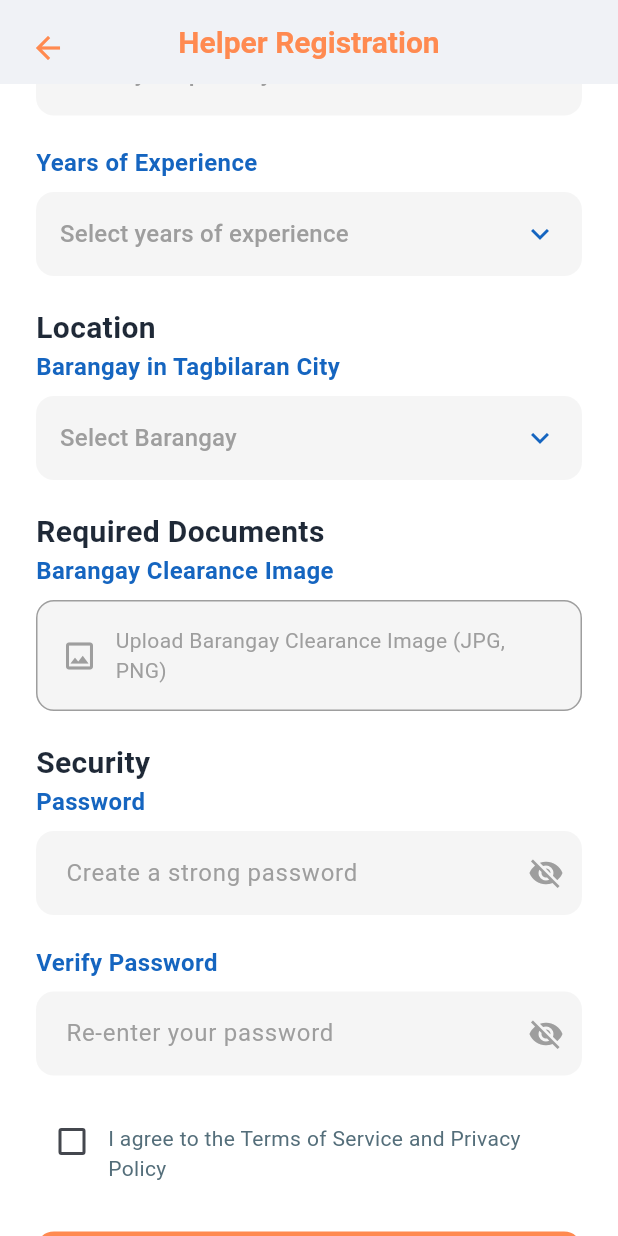
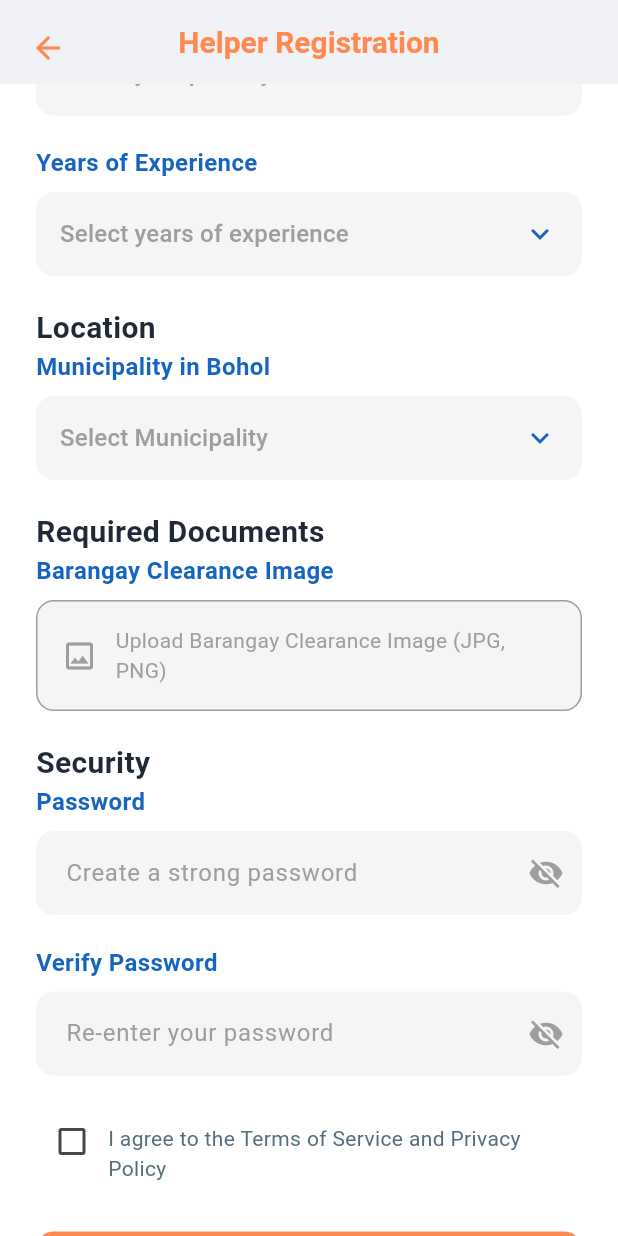
Before and after one commit to ceciliomichael/wecareapp2, a Flutter app: the HelperRegisterScreen screen opened directly, scrolled down 576 dp, after a tap on "Upload Barangay Clearance Image (JPG, PN", on a phone screen of 412 x 824 dp. Run offline on Flutter 3.47's test engine with Material 3 defaults, Android fonts, the phone set to English and light mode, and no system bars; our stand-ins replace file_picker, shared_preferences, supabase_flutter; accounts and stored records are empty.

Commit message:
Fix registration flow and update helper locations

```diff
--- a/lib/screens/employer/edit_employer_profile_screen.dart
+++ b/lib/screens/employer/edit_employer_profile_screen.dart
@@ -290,7 +290,7 @@ class _EditEmployerProfileScreenState extends State<EditEmployerProfileScreen> {
 
               BarangayDropdown(
                 selectedBarangay: _selectedBarangay,
-                barangayList: BarangayConstants.tagbilaranBarangays,
+                barangayList: LocationConstants.tagbilaranBarangays,
                 onChanged: (String? value) {
                   setState(() {
                     _selectedBarangay = value;
--- a/lib/screens/employer/edit_job_screen.dart
+++ b/lib/screens/employer/edit_job_screen.dart
@@ -384,7 +384,7 @@ class _EditJobScreenState extends State<EditJobScreen> {
                 // Barangay
                 BarangayDropdown(
                   selectedBarangay: _selectedBarangay,
-                  barangayList: BarangayConstants.tagbilaranBarangays,
+                  barangayList: LocationConstants.tagbilaranBarangays,
                   onChanged: (value) {
                     setState(() {
                       _selectedBarangay = value;
--- a/lib/screens/employer/post_job_screen.dart
+++ b/lib/screens/employer/post_job_screen.dart
@@ -379,7 +379,7 @@ class _PostJobScreenState extends State<PostJobScreen> {
                 // Barangay
                 BarangayDropdown(
                   selectedBarangay: _selectedBarangay,
-                  barangayList: BarangayConstants.tagbilaranBarangays,
+                  barangayList: LocationConstants.tagbilaranBarangays,
                   onChanged: (value) {
                     setState(() {
                       _selectedBarangay = value;
--- a/lib/screens/employer/service_details_screen.dart
+++ b/lib/screens/employer/service_details_screen.dart
@@ -135,7 +135,7 @@ class _ServiceDetailsScreenState extends State<ServiceDetailsScreen> {
                       const SizedBox(width: 16),
                       Expanded(
                         child: DropdownButtonFormField<String>(
-                          value: paymentFrequency,
+                          initialValue: paymentFrequency,
                           decoration: const InputDecoration(
                             labelText: 'Payment',
                             border: OutlineInputBorder(),
--- a/lib/screens/helper/edit_helper_profile_screen.dart
+++ b/lib/screens/helper/edit_helper_profile_screen.dart
@@ -331,7 +331,9 @@ class _EditHelperProfileScreenState extends State<EditHelperProfileScreen> {
 
               BarangayDropdown(
                 selectedBarangay: _selectedBarangay,
-                barangayList: BarangayConstants.tagbilaranBarangays,
+                barangayList: LocationConstants.boholMunicipalities,
+                label: 'Municipality in Bohol',
+                hint: 'Select Municipality',
                 onChanged: (String? value) {
                   setState(() {
                     _selectedBarangay = value;
--- a/lib/screens/helper/edit_service_screen.dart
+++ b/lib/screens/helper/edit_service_screen.dart
@@ -496,7 +496,7 @@ class _EditServiceScreenState extends State<EditServiceScreen> {
 
             // Availability
             DropdownButtonFormField<String>(
-              value: _selectedAvailability.isEmpty ? null : _selectedAvailability,
+              initialValue: _selectedAvailability.isEmpty ? null : _selectedAvailability,
               decoration: InputDecoration(
                 labelText: 'Availability',
                 labelStyle: const TextStyle(
@@ -664,17 +664,17 @@ class _EditServiceScreenState extends State<EditServiceScreen> {
           child: Wrap(
             spacing: 8,
             runSpacing: 8,
-            children: BarangayConstants.tagbilaranBarangays.map((barangay) {
-              final isSelected = _selectedAreas.contains(barangay);
+            children: LocationConstants.boholMunicipalities.map((municipality) {
+              final isSelected = _selectedAreas.contains(municipality);
               return FilterChip(
-                label: Text(barangay),
+                label: Text(municipality),
                 selected: isSelected,
                 onSelected: (selected) {
                   setState(() {
                     if (selected) {
-                      _selectedAreas.add(barangay);
+                      _selectedAreas.add(municipality);
                     } else {
-                      _selectedAreas.remove(barangay);
+                      _selectedAreas.remove(municipality);
                     }
                   });
                 },
--- a/lib/screens/helper/helper_find_jobs_screen.dart
+++ b/lib/screens/helper/helper_find_jobs_screen.dart
@@ -29,7 +29,7 @@ class _HelperFindJobsScreenState extends State<HelperFindJobsScreen> {
 
   final List<String> _locations = [
     'All Locations',
-    ...BarangayConstants.tagbilaranBarangays,
+    ...LocationConstants.tagbilaranBarangays,
   ];
 
   final List<String> _paymentFrequencies = [
--- a/lib/screens/helper/post_service_screen.dart
+++ b/lib/screens/helper/post_service_screen.dart
@@ -60,7 +60,7 @@ class _PostServiceScreenState extends State<PostServiceScreen> {
       if (helper != null && mounted) {
         setState(() {
           _currentHelper = helper;
-          // Pre-populate with helper's barangay
+          // Pre-populate with helper's municipality
           _selectedServiceAreas = [helper.barangay];
         });
       }
@@ -224,7 +224,7 @@ class _PostServiceScreenState extends State<PostServiceScreen> {
         ),
         const SizedBox(height: 4),
         const Text(
-          'Select the barangays where you can offer your services',
+          'Select the municipalities in Bohol where you can offer your services',
           style: TextStyle(
             fontSize: 12,
             color: Color(0xFF6B7280),
@@ -244,11 +244,11 @@ class _PostServiceScreenState extends State<PostServiceScreen> {
               Wrap(
                 spacing: 8,
                 runSpacing: 8,
-                children: BarangayConstants.tagbilaranBarangays.map((barangay) {
-                  final isSelected = _selectedServiceAreas.contains(barangay);
+                children: LocationConstants.boholMunicipalities.map((municipality) {
+                  final isSelected = _selectedServiceAreas.contains(municipality);
                   return FilterChip(
                     label: Text(
-                      barangay,
+                      municipality,
                       style: TextStyle(
                         fontSize: 12,
                         fontWeight: FontWeight.w600,
@@ -259,9 +259,9 @@ class _PostServiceScreenState extends State<PostServiceScreen> {
                     onSelected: (selected) {
                       setState(() {
                         if (selected) {
-                          _selectedServiceAreas.add(barangay);
+                          _selectedServiceAreas.add(municipality);
                         } else {
-                          _selectedServiceAreas.remove(barangay);
+                          _selectedServiceAreas.remove(municipality);
                         }
                       });
                     },
--- a/lib/screens/helper_register_screen.dart
+++ b/lib/screens/helper_register_screen.dart
@@ -13,7 +13,7 @@ import '../utils/validators/form_validators.dart';
 import '../services/file_picker_service.dart';
 import '../services/helper_auth_service.dart';
 import '../services/supabase_service.dart';
-import 'helper_dashboard_screen.dart';
+import 'login_screen.dart';
 
 class HelperRegisterScreen extends StatefulWidget {
   const HelperRegisterScreen({super.key});
@@ -69,10 +69,13 @@ class _HelperRegisterScreenState extends State<HelperRegisterScreen> {
     setState(() => _isPickingFile = true);
 
     try {
+      debugPrint('DEBUG: Starting file picker...');
       // Get both filename and base64 data in single call
       final result = await FilePickerService.pickImageWithBase64();
+      debugPrint('DEBUG: File picker result: ${result != null ? 'Success' : 'Cancelled'}');
 
       if (result != null && mounted) {
+        debugPrint('DEBUG: File selected - Name: ${result.fileName}, Base64 length: ${result.base64Data.length}');
         setState(() {
           _barangayClearanceFileName = result.fileName;
           _barangayClearanceBase64 = result.base64Data;
@@ -86,8 +89,12 @@ class _HelperRegisterScreenState extends State<HelperRegisterScreen> {
             duration: const Duration(seconds: 2),
           ),
         );
+        debugPrint('DEBUG: File upload state updated successfully');
+      } else if (result == null) {
+        debugPrint('DEBUG: File selection was cancelled by user');
       }
     } catch (e) {
+      debugPrint('DEBUG: File picker error: $e');
       if (!mounted) return;
 
       String errorMessage = e.toString();
@@ -144,6 +151,10 @@ class _HelperRegisterScreenState extends State<HelperRegisterScreen> {
       return;
     }
 
+    debugPrint('DEBUG: Starting registration process...');
+    debugPrint('DEBUG: Base64 data length: ${_barangayClearanceBase64?.length ?? 0}');
+    debugPrint('DEBUG: File name: $_barangayClearanceFileName');
+
     setState(() => _isLoading = true);
 
     try {
@@ -153,6 +164,7 @@ class _HelperRegisterScreenState extends State<HelperRegisterScreen> {
         phoneNumber = '+63$phoneNumber';
       }
 
+      debugPrint('DEBUG: Calling HelperAuthService.registerHelper...');
       final result = await HelperAuthService.registerHelper(
         firstName: _firstNameController.text.trim(),
         lastName: _lastNameController.text.trim(),
@@ -165,22 +177,26 @@ class _HelperRegisterScreenState extends State<HelperRegisterScreen> {
         barangayClearanceBase64: _barangayClearanceBase64,
       );
 
+      debugPrint('DEBUG: Registration result: ${result['success']}');
+      debugPrint('DEBUG: Registration message: ${result['message']}');
+
       if (!mounted) return;
 
       if (result['success']) {
         // Registration successful
         ScaffoldMessenger.of(context).showSnackBar(
           SnackBar(
-            content: Text(result['message']),
+            content: Text('${result['message']} Please log in to continue.'),
             backgroundColor: Colors.green,
+            duration: const Duration(seconds: 4),
           ),
         );
 
-        // Navigate to helper dashboard
+        // Navigate to login screen
         Navigator.pushReplacement(
           context,
           MaterialPageRoute(
-            builder: (context) => const HelperDashboardScreen(),
+            builder: (context) => const LoginScreen(userType: 'Helper'),
           ),
         );
       } else {
@@ -188,6 +204,7 @@ class _HelperRegisterScreenState extends State<HelperRegisterScreen> {
         _showErrorMessage(result['message']);
       }
     } catch (e) {
+      debugPrint('DEBUG: Registration exception: $e');
       if (!mounted) return;
       _showErrorMessage('Registration failed: $e');
     } finally {
@@ -303,7 +320,9 @@ class _HelperRegisterScreenState extends State<HelperRegisterScreen> {
 
               BarangayDropdown(
                 selectedBarangay: _selectedBarangay,
-                barangayList: BarangayConstants.tagbilaranBarangays,
+                barangayList: LocationConstants.boholMunicipalities,
+                label: 'Municipality in Bohol',
+                hint: 'Select Municipality',
                 onChanged: (String? value) {
                   setState(() {
                     _selectedBarangay = value;
--- a/lib/services/file_picker_service.dart
+++ b/lib/services/file_picker_service.dart
@@ -1,5 +1,6 @@
 import 'dart:convert';
 import 'dart:typed_data';
+import 'dart:io';
 import 'package:file_picker/file_picker.dart';
 
 class ImagePickerResult {
@@ -31,8 +32,18 @@ class FilePickerService {
         allowedExtensions: null, // Allow all image types
       );
 
-      if (result != null && result.files.single.bytes != null) {
-        Uint8List fileBytes = result.files.single.bytes!;
+      if (result != null && result.files.single.path != null) {
+        Uint8List fileBytes;
+
+        // Handle mobile vs web differently
+        if (result.files.single.bytes != null) {
+          // Web: bytes are directly available
+          fileBytes = result.files.single.bytes!;
+        } else {
+          // Mobile: need to read from file path
+          final file = File(result.files.single.path!);
+          fileBytes = await file.readAsBytes();
+        }
 
         // Validate file size (max 5MB)
         if (fileBytes.length > 5 * 1024 * 1024) {
@@ -85,8 +96,18 @@ class FilePickerService {
         allowMultiple: false,
       );
 
-      if (result != null && result.files.single.bytes != null) {
-        Uint8List fileBytes = result.files.single.bytes!;
+      if (result != null && result.files.single.path != null) {
+        Uint8List fileBytes;
+
+        // Handle mobile vs web differently
+        if (result.files.single.bytes != null) {
+          // Web: bytes are directly available
+          fileBytes = result.files.single.bytes!;
+        } else {
+          // Mobile: need to read from file path
+          final file = File(result.files.single.path!);
+          fileBytes = await file.readAsBytes();
+        }
 
         // Validate file size (max 5MB)
         if (fileBytes.length > 5 * 1024 * 1024) {
--- a/lib/utils/constants/barangay_constants.dart
+++ b/lib/utils/constants/barangay_constants.dart
@@ -1,4 +1,4 @@
-class BarangayConstants {
+class LocationConstants {
   static const List<String> tagbilaranBarangays = [
     'Bool',
     'Booy',
@@ -16,4 +16,60 @@ class BarangayConstants {
     'Tiptip',
     'Ubujan',
   ];
+
+  static const List<String> boholMunicipalities = [
+    'Alburquerque',
+    'Alicia',
+    'Anda',
+    'Antequera',
+    'Baclayon',
+    'Balilihan',
+    'Batuan',
+    'Bien Unido',
+    'Bilar',
+    'Buenavista',
+    'Calape',
+    'Candijay',
+    'Carmen',
+    'Catigbian',
+    'Clarin',
+    'Corella',
+    'Cortes',
+    'Dagohoy',
+    'Danao',
+    'Dauis',
+    'Dimiao',
+    'Duero',
+    'Garcia Hernandez',
+    'Getafe',
+    'Guindulman',
+    'Inabanga',
+    'Jagna',
+    'Lila',
+    'Loay',
+    'Loboc',
+    'Loon',
+    'Mabini',
+    'Maribojoc',
+    'Panglao',
+    'Pilar',
+    'President Carlos P. Garcia',
+    'Sagbayan',
+    'San Isidro',
+    'San Miguel',
+    'Sevilla',
+    'Sierra Bullones',
+    'Sikatuna',
+    'Talibon',
+    'Trinidad',
+    'Tubigon',
+    'Ubay',
+    'Valencia',
+  ];
 }
+
+// For backward compatibility
+@Deprecated('Use LocationConstants instead')
+class BarangayConstants {
+  static const List<String> tagbilaranBarangays = LocationConstants.tagbilaranBarangays;
+}
--- a/lib/widgets/forms/barangay_dropdown.dart
+++ b/lib/widgets/forms/barangay_dropdown.dart
@@ -4,12 +4,16 @@ class BarangayDropdown extends StatelessWidget {
   final String? selectedBarangay;
   final List<String> barangayList;
   final ValueChanged<String?> onChanged;
+  final String? label;
+  final String? hint;
 
   const BarangayDropdown({
     super.key,
     required this.selectedBarangay,
     required this.barangayList,
     required this.onChanged,
+    this.label,
+    this.hint,
   });
 
   @override
@@ -17,9 +21,9 @@ class BarangayDropdown extends StatelessWidget {
     return Column(
       crossAxisAlignment: CrossAxisAlignment.start,
       children: [
-        const Text(
-          'Barangay in Tagbilaran City',
-          style: TextStyle(
+        Text(
+          label ?? 'Barangay in Tagbilaran City',
+          style: const TextStyle(
             fontSize: 16,
             fontWeight: FontWeight.w600,
             color: Color(0xFF1565C0),
@@ -36,9 +40,9 @@ class BarangayDropdown extends StatelessWidget {
           child: DropdownButtonHideUnderline(
             child: DropdownButton<String>(
               value: selectedBarangay,
-              hint: const Text(
-                'Select Barangay',
-                style: TextStyle(color: Color(0xFF9E9E9E)),
+              hint: Text(
+                hint ?? 'Select Barangay',
+                style: const TextStyle(color: Color(0xFF9E9E9E)),
               ),
               icon: const Icon(Icons.keyboard_arrow_down, color: Color(0xFF1565C0)),
               isExpanded: true,
--- a/lib/widgets/forms/payment_frequency_dropdown.dart
+++ b/lib/widgets/forms/payment_frequency_dropdown.dart
@@ -39,7 +39,7 @@ class PaymentFrequencyDropdown extends StatelessWidget {
             color: Colors.white,
           ),
           child: DropdownButtonFormField<String>(
-            value: value,
+            initialValue: value,
             onChanged: onChanged,
             decoration: const InputDecoration(
               contentPadding: EdgeInsets.symmetric(horizontal: 16, vertical: 16),
--- a/lib/widgets/forms/skills_dropdown.dart
+++ b/lib/widgets/forms/skills_dropdown.dart
@@ -11,6 +11,26 @@ class SkillsDropdown extends StatelessWidget {
     required this.skillsList,
     required this.onChanged,
   });
+
+  // Helper method to get icon for each skill
+  IconData _getSkillIcon(String skill) {
+    switch (skill) {
+      case 'Cleaning':
+        return Icons.cleaning_services;
+      case 'Cooking':
+        return Icons.restaurant;
+      case 'Childcare':
+        return Icons.child_friendly;
+      case 'Elderly Care':
+        return Icons.elderly;
+      case 'Driving':
+        return Icons.drive_eta;
+      case 'All-Around':
+        return Icons.handyman;
+      default:
+        return Icons.work;
+    }
+  }
 
   @override
   Widget build(BuildContext context) {
@@ -45,7 +65,17 @@ class SkillsDropdown extends StatelessWidget {
               items: skillsList.map((String skill) {
                 return DropdownMenuItem<String>(
                   value: skill,
-                  child: Text(skill),
+                  child: Row(
+                    children: [
+                      Icon(
+                        _getSkillIcon(skill),
+                        color: Color(0xFF1565C0),
+                        size: 20,
+                      ),
+                      const SizedBox(width: 12),
+                      Text(skill),
+                    ],
+                  ),
                 );
               }).toList(),
               onChanged: onChanged,
```
Also changed, not shown: lib/screens/employer_register_screen.dart (+22 -5 lines), pubspec.lock, 2 other files.
